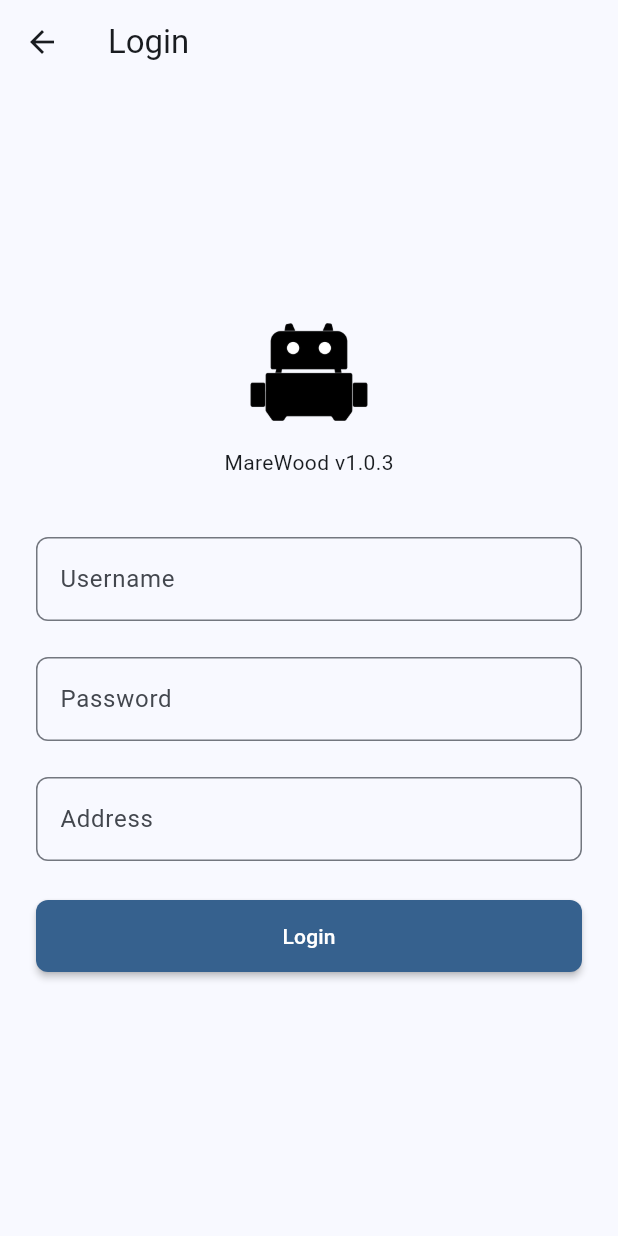
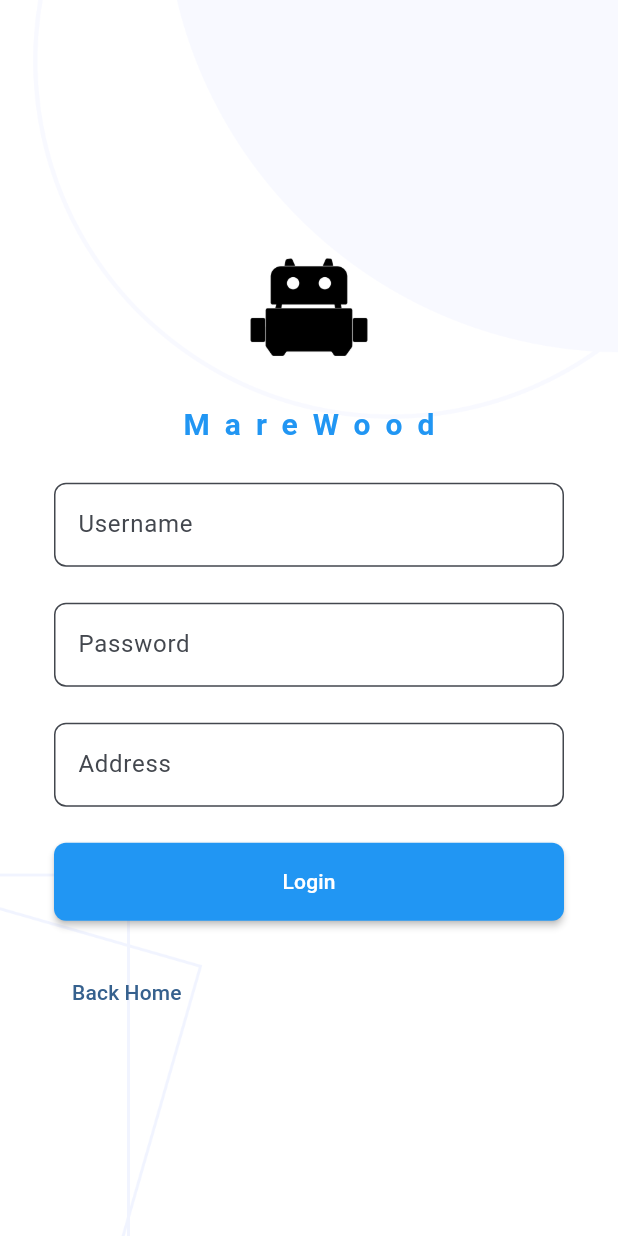
Before and after one commit to xusenlin/marewoodClient, a Flutter app: the screen it shows after launch, after a tap on "Please log in", on a phone screen of 412 x 824 dp. Run offline on Flutter 3.47's test engine with Material 3 defaults, Android fonts, the light colour scheme and no system bars; our stand-ins replace shared_preferences, webview_flutter; missing offline and left inert: tdesign_flutter.

Commit message:
删除确认，登陆界面改版

```diff
--- a/lib/config/app.dart
+++ b/lib/config/app.dart
@@ -1,2 +1 @@
 const String appName = "MareWood";
-const String appVersion = "v1.0.3";
--- a/lib/pages/home/task/taskCard.dart
+++ b/lib/pages/home/task/taskCard.dart
@@ -51,7 +51,6 @@ class TaskCard extends StatelessWidget {
       onChangeData();
       if (!context.mounted) return;
       TDToast.showText(msg, context: context);
-
     } catch (e) {
       if (!context.mounted) return;
       TDToast.showText(e.toString(), context: context);
@@ -81,8 +80,7 @@ class TaskCard extends StatelessWidget {
             width: MediaQuery.of(context).size.width,
             padding: const EdgeInsets.symmetric(horizontal: 20),
             color: Colors.white,
-            child:
-                Column(crossAxisAlignment: CrossAxisAlignment.start, children: [
+            child: Column(crossAxisAlignment: CrossAxisAlignment.start, children: [
               SingleChildScrollView(
                 scrollDirection: Axis.horizontal,
                 child: Row(
--- a/lib/pages/login/login.dart
+++ b/lib/pages/login/login.dart
@@ -1,124 +1,156 @@
 import 'package:flutter/material.dart';
 import 'package:marewood_client/stores/system.dart';
+import 'package:marewood_client/stores/themeProvider.dart';
 import 'package:provider/provider.dart';
+import 'package:tdesign_flutter/tdesign_flutter.dart';
 import '../../api/login.dart';
 import '../../config/app.dart';
 import '../../stores/user.dart';
 import '../../stores/userProvider.dart';
 
-class Login extends StatelessWidget {
+class Login extends StatefulWidget {
   const Login({super.key});
 
-  Future<Map<String, String>> _loadLocalInfo() async {
+  @override
+  State<Login> createState()  => LoginState();
+}
+
+class LoginState extends State<Login>{
+
+  final TextEditingController usernameController = TextEditingController();
+  final TextEditingController addressController = TextEditingController();
+  final TextEditingController passwordController = TextEditingController();
+
+  InputDecoration textFieldDecoration (Color themeColor,String labelText){
+    return InputDecoration(
+      filled: true,
+      fillColor: Colors.white.withOpacity(0.8),
+      border:  OutlineInputBorder(
+        borderRadius: BorderRadius.circular(8),
+      ),
+      labelText: labelText,
+      focusedBorder: OutlineInputBorder(
+        borderRadius: BorderRadius.circular(8),
+        borderSide: BorderSide(
+          color: themeColor, // 设置对焦时的边框颜色
+          width: 2.0,
+        ),
+      ),
+    );
+  }
+
+
+  void initLocalData() async {
     var user = await UserStore.getUser();
     var address = await SystemStore.getAddress();
-    return {
-      'username': user != null ? user.username : '',
-      'address': address ?? '',
-    };
+    if(user!=null){
+      usernameController.text = user.username;
+    }
+    if(address!=null){
+      addressController.text = address;
+    }
   }
+
+  Future<void> submitLogin(BuildContext context) async {
+    var userProvider = Provider.of<UserProvider>(context,listen: false);
+
+    String username = usernameController.text;
+    String password = passwordController.text;
+    String address = addressController.text;
+    try {
+      if (!address.contains("http")) {
+        throw Exception('Please enter the correct HTTP address.');
+      }
+      await SystemStore.setAddress(address);
+      var user = await fetchLoginUser(username, password);
+      if (!context.mounted) return;
+      userProvider.setUser(user);
+      Navigator.pop(context);
+    } catch (e) {
+      if (!context.mounted) return;
+      TDToast.showText(e.toString(), context: context);
+    }
+  }
+
+  @override
+  void initState() {
+    initLocalData();
+    super.initState();
+  }
+
 
   @override
   Widget build(BuildContext context) {
 
-    var userProvider = Provider.of<UserProvider>(context,listen: false);
+    var themeProvider = Provider.of<ThemeProvider>(context);
 
-    return FutureBuilder<Map<String, String>>(
-        future: _loadLocalInfo(),
-        builder: (context, snapshot) {
-          if (snapshot.connectionState == ConnectionState.waiting) {
-            return const Center(child: CircularProgressIndicator());
-          } else {
-            final data = snapshot.data;
-            var name = data == null ? "" : data['username'];
-            var address = data == null ? "" : data['address'];
-            final TextEditingController usernameController =
-                TextEditingController(text: name);
-            final TextEditingController addressController =
-                TextEditingController(text: address);
-            final TextEditingController passwordController =
-                TextEditingController();
-            return Scaffold(
-              appBar: AppBar(
-                title: const Text('Login'),
-              ),
-              body: Padding(
-                padding: const EdgeInsets.symmetric(horizontal: 24.0),
+
+    return Scaffold(
+      body: Stack(
+        fit: StackFit.expand,
+        children: [
+          Container(color: Colors.white),
+          Image.asset("assets/img/login.png",fit: BoxFit.cover),
+          SingleChildScrollView(
+            child: Center(
+              child: Padding(
+                padding: const EdgeInsets.symmetric(horizontal: 36),
                 child: Column(
                   mainAxisAlignment: MainAxisAlignment.center,
-                  children: <Widget>[
+                  crossAxisAlignment: CrossAxisAlignment.center,
+                  children: [
+                    SizedBox(height: MediaQuery.of(context).size.height * 0.2),
                     Image.asset("assets/img/logo.png", width: 80),
-                    const Padding(
-                      padding: EdgeInsets.only(bottom: 40, top: 10),
-                      child: Text("$appName $appVersion"),
-                    ),
+                    const SizedBox(height: 24.0),
+                    Text(appName,style: TextStyle(color: themeProvider.themeColor,fontSize: 20,fontWeight: FontWeight.w700,letterSpacing:10)),
+                    const SizedBox(height: 24.0),
                     TextField(
                       controller: usernameController,
-                      decoration: const InputDecoration(
-                        labelText: 'Username',
-                        border: OutlineInputBorder(
-                            borderRadius:
-                                BorderRadius.all(Radius.circular(8.0))),
-                      ),
+                      decoration: textFieldDecoration(themeProvider.themeColor,"Username"),
                     ),
                     const SizedBox(height: 24.0),
                     TextField(
                       controller: passwordController,
-                      decoration: const InputDecoration(
-                        labelText: 'Password',
-                        border: OutlineInputBorder(
-                            borderRadius:
-                                BorderRadius.all(Radius.circular(8.0))),
-                      ),
+                      decoration: textFieldDecoration(themeProvider.themeColor,"Password"),
                       obscureText: true,
                     ),
                     const SizedBox(height: 24.0),
                     TextField(
                       controller: addressController,
-                      decoration: const InputDecoration(
-                        labelText: 'Address',
-                        border: OutlineInputBorder(
-                            borderRadius:
-                                BorderRadius.all(Radius.circular(8.0))),
-                      ),
+                      decoration: textFieldDecoration(themeProvider.themeColor,"Address"),
                     ),
-                    const SizedBox(height: 26.0),
+                    const SizedBox(height: 24.0),
                     MaterialButton(
-                      color: Theme.of(context).colorScheme.primary,
+                      color: themeProvider.themeColor,
                       textColor: Theme.of(context).colorScheme.onPrimary,
-                      padding: const EdgeInsets.symmetric(vertical: 14),
+                      padding: const EdgeInsets.symmetric(vertical: 16),
                       shape: RoundedRectangleBorder(
                         borderRadius: BorderRadius.circular(8),
                       ),
                       minWidth: double.infinity,
-                      onPressed: () async {
-                        String username = usernameController.text;
-                        String password = passwordController.text;
-                        String address = addressController.text;
-                        try {
-                          if (!address.contains("http")) {
-                            throw Exception(
-                                'Please enter the correct HTTP address.');
-                          }
-                          await SystemStore.setAddress(address);
-                          var user = await fetchLoginUser(username, password);
-                          if (!context.mounted) return;
-                          userProvider.setUser(user);
-                          Navigator.pop(context);
-                        } catch (e) {
-                          if (!context.mounted) return;
-                          ScaffoldMessenger.of(context).showSnackBar(
-                              SnackBar(content: Text(e.toString())));
-                        }
-                      },
+                      onPressed: () async => await submitLogin(context),
                       child: const Text('Login'),
                     ),
                     const SizedBox(height: 24.0),
+                    Row(
+                      children: [
+                        TextButton(
+                            onPressed: (){
+                              Navigator.pop(context);
+                            },
+                            child: const Text("Back Home"),
+                        )
+                      ],
+                    ),
+                    // SizedBox(height: MediaQuery.of(context).size.height * 0.2),
                   ],
                 ),
               ),
-            );
-          }
-        });
+            ),
+          ),
+        ],
+      ),
+    );
   }
+
 }
--- a/pubspec.yaml
+++ b/pubspec.yaml
@@ -68,6 +68,7 @@ flutter:
   assets:
     - assets/img/logo.png
     - assets/img/bg.png
+    - assets/img/login.png
     - assets/mock/task.json
 
   # An image asset can refer to one or more resolution-specific "variants", see
```
Also changed, not shown: lib/api/users.dart (+10 -0 lines), lib/components/confirmationDialog.dart (added, +28 -0 lines), lib/pages/home/users/userCard.dart (+16 -1 lines), assets/img/login.png (added).
